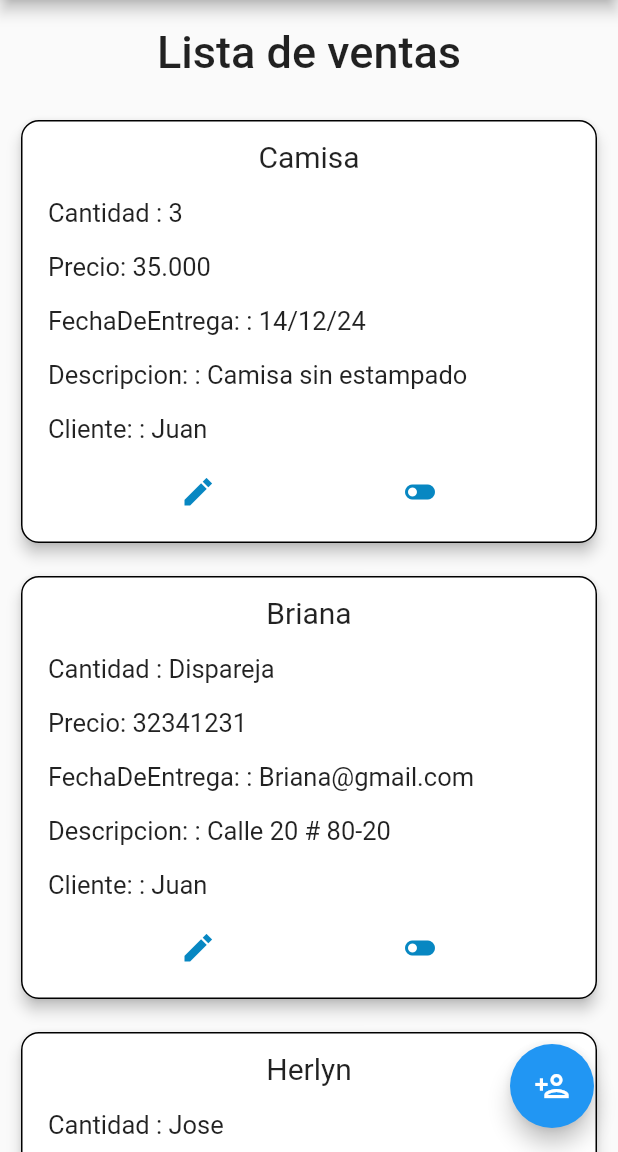
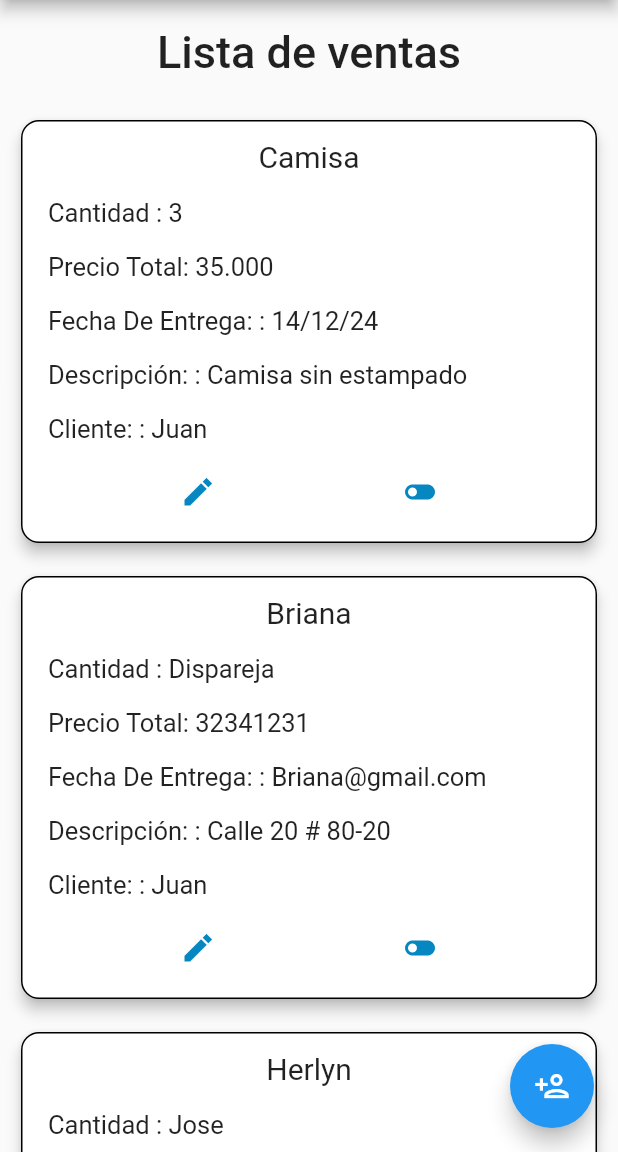
Before and after one commit to JESUS3928CF/colch_star_movile, a Flutter app: the SalesScreen screen opened directly, on a phone screen of 412 x 824 dp, the part 84-1236 px from its top. Run offline on Flutter 3.47's test engine with Material 2 defaults, Android fonts, the phone set to English and light mode, and no system bars.

Commit message:
Modificaciones a ventas

```diff
--- a/lib/presentation/screens/sales_screen.dart
+++ b/lib/presentation/screens/sales_screen.dart
@@ -184,7 +184,7 @@ class _SalescustomerState extends State<_Salescustomer> {
               child: Align(
                 alignment: Alignment.bottomLeft,
                 child: Text(
-                  'Precio: ${widget.Precio}',
+                  'Precio Total: ${widget.Precio}',
                   style: textCardStyle,
                 ),
               ),
@@ -194,7 +194,7 @@ class _SalescustomerState extends State<_Salescustomer> {
               child: Align(
                 alignment: Alignment.bottomLeft,
                 child: Text(
-                  'FechaDeEntrega: : ${widget.FechaDeEntrega}',
+                  'Fecha De Entrega: : ${widget.FechaDeEntrega}',
                   style: textCardStyle,
                 ),
               ),
@@ -204,7 +204,7 @@ class _SalescustomerState extends State<_Salescustomer> {
               child: Align(
                 alignment: Alignment.bottomLeft,
                 child: Text(
-                  'Descripcion: : ${widget.Descripcion}',
+                  'Descripción: : ${widget.Descripcion}',
                   style: textCardStyle,
                 ),
               ),
```
